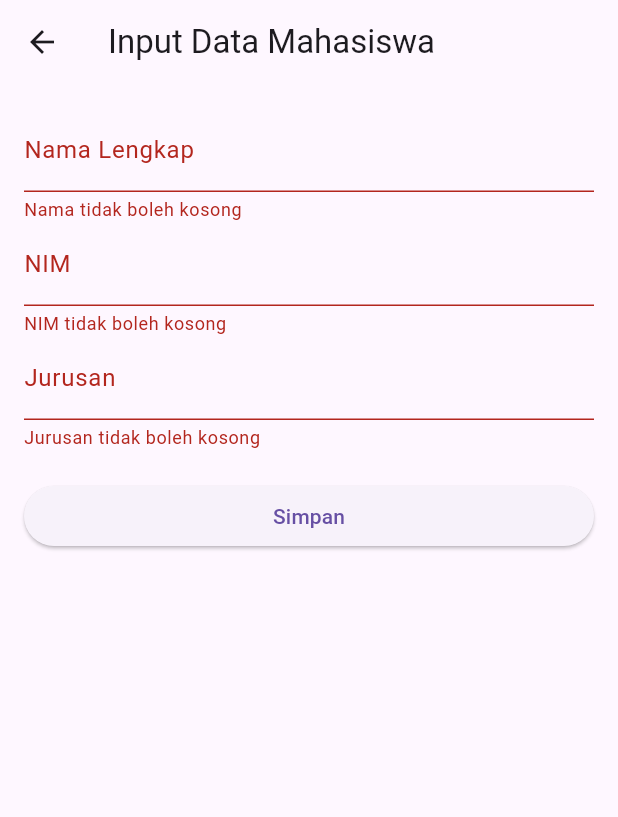
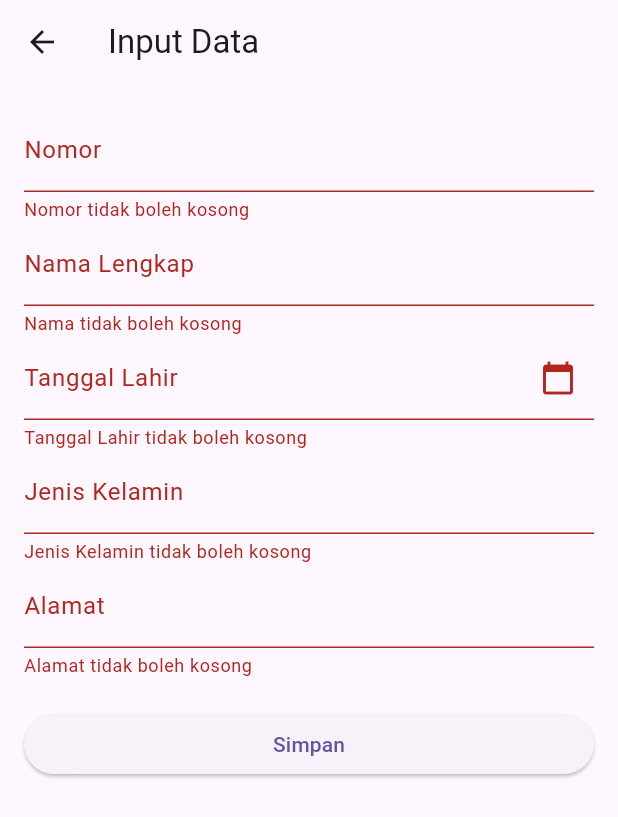
Before and after one commit to MZidannnnn/CRUD_FLUTTER, a Flutter app: the FormMahasiswaScreen screen opened by its route, after a tap on "Simpan", on a phone screen of 412 x 824 dp. Shown: the top 817 px of the screen. Run offline on Flutter 3.47's test engine with Material 3 defaults, Android fonts, the phone set to English and light mode, and no system bars.

Commit message:
done perbaikan fitur

```diff
--- a/lib/models/mahasiswa_model.dart
+++ b/lib/models/mahasiswa_model.dart
@@ -1,14 +1,18 @@
 // lib/models/mahasiswa_model.dart
 class Mahasiswa {
-  String id;
+  int nomor; // Diubah dari String ke int
   String nama;
-  String nim;
-  String jurusan;
+  String tanggalLahir;
+  String jenisKelamin;
+  String alamat;
+
 
   Mahasiswa({
-    required this.id,
+    required this.nomor,
     required this.nama,
-    required this.nim,
-    required this.jurusan,
+    required this.tanggalLahir,
+    required this.jenisKelamin,
+    required this.alamat,
+
   });
 }
--- a/lib/providers/mahasiswa_provider.dart
+++ b/lib/providers/mahasiswa_provider.dart
@@ -4,36 +4,53 @@ import '../models/mahasiswa_model.dart';
 
 class MahasiswaProvider with ChangeNotifier {
   final List<Mahasiswa> _mahasiswa = [
-    // Data awal sebagai contoh
     Mahasiswa(
-        id: '1',
-        nama: 'Talas Bogor',
-        nim: 'C0302352',
-        jurusan: 'Teknik Informatika'),
+      nomor: 202501001, // Ubah menjadi integer (tanpa tanda kutip)
+      nama: 'Budi Hartono',
+      tanggalLahir: '15 Januari 2003',
+      jenisKelamin: 'Laki-laki',
+      alamat: 'Jl. Merdeka No. 10, Jakarta',
+
+    ),
     Mahasiswa(
-        id: '2',
-        nama: 'Beni',
-        nim: 'C0309242',
-        jurusan: 'Sistem Informasi'),
+      nomor: 202501002, // Ubah menjadi integer (tanpa tanda kutip)
+      nama: 'Citra Lestari',
+      tanggalLahir: '22 Februari 2004',
+      jenisKelamin: 'Perempuan',
+      alamat: 'Jl. Pahlawan No. 5, Bandung',
+
+    ),
   ];
 
   List<Mahasiswa> get mahasiswa => _mahasiswa;
 
-  void addMahasiswa(Mahasiswa mhs) {
+  bool addMahasiswa(Mahasiswa mhs) {
+    if (_mahasiswa.any((item) => item.nomor == mhs.nomor)) {
+      return false;
+    }
     _mahasiswa.add(mhs);
-    notifyListeners(); // Memberi tahu widget yang mendengarkan bahwa ada perubahan
+    notifyListeners();
+    return true;
   }
 
-  void updateMahasiswa(Mahasiswa mhs) {
-    final index = _mahasiswa.indexWhere((item) => item.id == mhs.id);
+  // Ubah parameter oldNomor menjadi int
+  bool updateMahasiswa(int oldNomor, Mahasiswa newMhs) {
+    final index = _mahasiswa.indexWhere((item) => item.nomor == oldNomor);
     if (index != -1) {
-      _mahasiswa[index] = mhs;
+      final isNomorChanged = oldNomor != newMhs.nomor;
+      if (isNomorChanged && _mahasiswa.any((item) => item.nomor == newMhs.nomor)) {
+        return false;
+      }
+      _mahasiswa[index] = newMhs;
       notifyListeners();
+      return true;
     }
+    return false;
   }
 
-  void deleteMahasiswa(String id) {
-    _mahasiswa.removeWhere((item) => item.id == id);
+  // Ubah parameter nomor menjadi int
+  void deleteMahasiswa(int nomor) {
+    _mahasiswa.removeWhere((item) => item.nomor == nomor);
     notifyListeners();
   }
 }
--- a/lib/screens/detail_mahasiswa_screen.dart
+++ b/lib/screens/detail_mahasiswa_screen.dart
@@ -24,21 +24,43 @@ class DetailMahasiswaScreen extends StatelessWidget {
               mainAxisSize: MainAxisSize.min,
               children: [
                 ListTile(
-                  leading: const Icon(Icons.person, color: Colors.indigo),
-                  title: const Text('Nama Lengkap', style: TextStyle(fontWeight: FontWeight.bold)),
-                  subtitle: Text(mhs.nama, style: const TextStyle(fontSize: 16)),
+                  leading: const Icon(Icons.confirmation_number, color: Colors.indigo),
+                  title: const Text('Nomor',
+                      style: TextStyle(fontWeight: FontWeight.bold)),
+                  subtitle:
+                      Text(mhs.nomor.toString(), style: const TextStyle(fontSize: 16)),
                 ),
                 const Divider(),
                 ListTile(
-                  leading: const Icon(Icons.numbers, color: Colors.indigo),
-                  title: const Text('NIM', style: TextStyle(fontWeight: FontWeight.bold)),
-                  subtitle: Text(mhs.nim, style: const TextStyle(fontSize: 16)),
+                  leading: const Icon(Icons.person, color: Colors.indigo),
+                  title: const Text('Nama Lengkap',
+                      style: TextStyle(fontWeight: FontWeight.bold)),
+                  subtitle:
+                      Text(mhs.nama, style: const TextStyle(fontSize: 16)),
                 ),
                 const Divider(),
-                ListTile(
-                  leading: const Icon(Icons.school, color: Colors.indigo),
-                  title: const Text('Jurusan', style: TextStyle(fontWeight: FontWeight.bold)),
-                  subtitle: Text(mhs.jurusan, style: const TextStyle(fontSize: 16)),
+                 ListTile(
+                  leading: const Icon(Icons.calendar_today, color: Colors.indigo),
+                  title: const Text('Tanggal Lahir',
+                      style: TextStyle(fontWeight: FontWeight.bold)),
+                  subtitle:
+                      Text(mhs.tanggalLahir, style: const TextStyle(fontSize: 16)),
+                ),
+                const Divider(),
+                 ListTile(
+                  leading: const Icon(Icons.wc, color: Colors.indigo),
+                  title: const Text('Jenis Kelamin',
+                      style: TextStyle(fontWeight: FontWeight.bold)),
+                  subtitle:
+                      Text(mhs.jenisKelamin, style: const TextStyle(fontSize: 16)),
+                ),
+                const Divider(),
+                 ListTile(
+                  leading: const Icon(Icons.home, color: Colors.indigo),
+                  title: const Text('Alamat',
+                      style: TextStyle(fontWeight: FontWeight.bold)),
+                  subtitle:
+                      Text(mhs.alamat, style: const TextStyle(fontSize: 16)),
                 ),
               ],
             ),
--- a/lib/screens/form_mahasiswa_screen.dart
+++ b/lib/screens/form_mahasiswa_screen.dart
@@ -1,6 +1,7 @@
 // lib/screens/form_mahasiswa_screen.dart
 import 'package:flutter/material.dart';
 import 'package:provider/provider.dart';
+import 'package:intl/intl.dart'; // <-- 1. Import package intl
 import '../models/mahasiswa_model.dart';
 import '../providers/mahasiswa_provider.dart';
 
@@ -13,62 +14,102 @@ class FormMahasiswaScreen extends StatefulWidget {
 
 class _FormMahasiswaScreenState extends State<FormMahasiswaScreen> {
   final _formKey = GlobalKey<FormState>();
+  final _nomorController = TextEditingController();
   final _namaController = TextEditingController();
-  final _nimController = TextEditingController();
-  final _jurusanController = TextEditingController();
+  final _tanggalLahirController = TextEditingController();
+  final _jenisKelaminController = TextEditingController();
+  final _alamatController = TextEditingController();
+
 
   bool _isInit = true;
   bool _isEditing = false;
-  String? _mahasiswaId;
+  int? _originalNomor;
 
+  // ... (didChangeDependencies tetap sama)
   @override
   void didChangeDependencies() {
     if (_isInit) {
       final mhs = ModalRoute.of(context)!.settings.arguments as Mahasiswa?;
       if (mhs != null) {
         _isEditing = true;
-        _mahasiswaId = mhs.id;
+        _originalNomor = mhs.nomor;
+        _nomorController.text = mhs.nomor.toString();
         _namaController.text = mhs.nama;
-        _nimController.text = mhs.nim;
-        _jurusanController.text = mhs.jurusan;
+        _tanggalLahirController.text = mhs.tanggalLahir;
+        _jenisKelaminController.text = mhs.jenisKelamin;
+        _alamatController.text = mhs.alamat;
+
       }
     }
     _isInit = false;
     super.didChangeDependencies();
   }
 
+
+  // ... (_submitData tetap sama)
   void _submitData() {
-    if (_formKey.currentState!.validate()) {
-      final provider = Provider.of<MahasiswaProvider>(context, listen: false);
-      if (_isEditing) {
-        provider.updateMahasiswa(Mahasiswa(
-          id: _mahasiswaId!,
-          nama: _namaController.text,
-          nim: _nimController.text,
-          jurusan: _jurusanController.text,
-        ));
-      } else {
-        provider.addMahasiswa(Mahasiswa(
-          id: DateTime.now().toString(), // ID unik sederhana
-          nama: _namaController.text,
-          nim: _nimController.text,
-          jurusan: _jurusanController.text,
-        ));
-      }
-      Navigator.of(context).pop();
+    if (!_formKey.currentState!.validate()) {
+      return;
+    }
+    final provider = Provider.of<MahasiswaProvider>(context, listen: false);
+    final newData = Mahasiswa(
+      nomor: int.parse(_nomorController.text),
+      nama: _namaController.text,
+      tanggalLahir: _tanggalLahirController.text,
+      jenisKelamin: _jenisKelaminController.text,
+      alamat: _alamatController.text,
+
+    );
+    bool isSuccess = false;
+    if (_isEditing) {
+      isSuccess = provider.updateMahasiswa(_originalNomor!, newData);
+    } else {
+      isSuccess = provider.addMahasiswa(newData);
+    }
+    if (isSuccess) {
       ScaffoldMessenger.of(context).showSnackBar(
         SnackBar(
             content: Text(
                 'Data berhasil ${_isEditing ? 'diperbarui' : 'disimpan'}!')),
       );
+      Navigator.of(context).pop();
+    } else {
+      ScaffoldMessenger.of(context).showSnackBar(
+        const SnackBar(
+          content: Text('Operasi gagal! Nomor sudah ada yang menggunakan.'),
+          backgroundColor: Colors.red,
+        ),
+      );
+    }
+  }
+
+
+  // 2. Buat fungsi untuk menampilkan date picker
+  Future<void> _selectDate() async {
+    DateTime? picked = await showDatePicker(
+      context: context,
+      initialDate: DateTime.now(),
+      firstDate: DateTime(1950), // Batas tanggal paling awal
+      lastDate: DateTime.now(),  // Batas tanggal paling akhir
+      locale: const Locale('id', 'ID'), // Menggunakan format bahasa Indonesia
+    );
+
+    if (picked != null) {
+      setState(() {
+        // Format tanggal dan set ke controller
+        _tanggalLahirController.text = DateFormat('dd MMMM yyyy', 'id_ID').format(picked);
+      });
     }
   }
 
   @override
   void dispose() {
+    _nomorController.dispose();
     _namaController.dispose();
-    _nimController.dispose();
-    _jurusanController.dispose();
+    _tanggalLahirController.dispose();
+    _jenisKelaminController.dispose();
+    _alamatController.dispose();
+
     super.dispose();
   }
 
@@ -76,7 +117,7 @@ class _FormMahasiswaScreenState extends State<FormMahasiswaScreen> {
   Widget build(BuildContext context) {
     return Scaffold(
       appBar: AppBar(
-        title: Text(_isEditing ? 'Edit Data Mahasiswa' : 'Input Data Mahasiswa'),
+        title: Text(_isEditing ? 'Edit Data' : 'Input Data'),
       ),
       body: Padding(
         padding: const EdgeInsets.all(16.0),
@@ -84,24 +125,43 @@ class _FormMahasiswaScreenState extends State<FormMahasiswaScreen> {
           key: _formKey,
           child: ListView(
             children: [
-              TextFormField(
+              TextFormField( /* ... Nomor ... */
+                controller: _nomorController,
+                decoration: const InputDecoration(labelText: 'Nomor'),
+                keyboardType: TextInputType.number,
+                validator: (value) {
+                  if (value == null || value.isEmpty) return 'Nomor tidak boleh kosong';
+                  if (int.tryParse(value) == null) return 'Input harus berupa angka';
+                  return null;
+                },
+              ),
+              TextFormField( /* ... Nama ... */
                 controller: _namaController,
                 decoration: const InputDecoration(labelText: 'Nama Lengkap'),
-                validator: (value) =>
-                    value!.isEmpty ? 'Nama tidak boleh kosong' : null,
+                validator: (value) => value!.isEmpty ? 'Nama tidak boleh kosong' : null,
               ),
+
+              // 3. Ubah TextFormField Tanggal Lahir
               TextFormField(
-                controller: _nimController,
-                decoration: const InputDecoration(labelText: 'NIM'),
-                keyboardType: TextInputType.number,
-                validator: (value) =>
-                    value!.isEmpty ? 'NIM tidak boleh kosong' : null,
+                controller: _tanggalLahirController,
+                decoration: const InputDecoration(
+                  labelText: 'Tanggal Lahir',
+                  suffixIcon: Icon(Icons.calendar_today), // Tambah ikon kalender
+                ),
+                readOnly: true,  // Buat agar tidak bisa diketik manual
+                onTap: _selectDate, // Panggil fungsi _selectDate saat diklik
+                validator: (value) => value!.isEmpty ? 'Tanggal Lahir tidak boleh kosong' : null,
               ),
-              TextFormField(
-                controller: _jurusanController,
-                decoration: const InputDecoration(labelText: 'Jurusan'),
-                validator: (value) =>
-                    value!.isEmpty ? 'Jurusan tidak boleh kosong' : null,
+
+              TextFormField( /* ... Jenis Kelamin ... */
+                controller: _jenisKelaminController,
+                decoration: const InputDecoration(labelText: 'Jenis Kelamin'),
+                validator: (value) => value!.isEmpty ? 'Jenis Kelamin tidak boleh kosong' : null,
+              ),
+              TextFormField( /* ... Alamat ... */
+                controller: _alamatController,
+                decoration: const InputDecoration(labelText: 'Alamat'),
+                validator: (value) => value!.isEmpty ? 'Alamat tidak boleh kosong' : null,
               ),
               const SizedBox(height: 20),
               ElevatedButton(
--- a/lib/screens/list_mahasiswa_screen.dart
+++ b/lib/screens/list_mahasiswa_screen.dart
@@ -32,8 +32,9 @@ class ListMahasiswaScreen extends StatelessWidget {
             style: TextButton.styleFrom(foregroundColor: Colors.red),
             child: const Text('Hapus Data'),
             onPressed: () {
+              // Mengirim 'mhs.nomor' sebagai kunci unik untuk menghapus
               Provider.of<MahasiswaProvider>(context, listen: false)
-                  .deleteMahasiswa(mhs.id);
+                  .deleteMahasiswa(mhs.nomor);
               Navigator.of(ctx).pop();
               ScaffoldMessenger.of(context).showSnackBar(
                 const SnackBar(content: Text('Data berhasil dihapus!')),
@@ -69,7 +70,8 @@ class ListMahasiswaScreen extends StatelessWidget {
                 child: ListTile(
                   leading: CircleAvatar(child: Text(mhs.nama.substring(0, 1))),
                   title: Text(mhs.nama),
-                  subtitle: Text(mhs.nim),
+                  // Menampilkan 'nomor' sebagai subtitle
+                  subtitle: Text(mhs.nomor.toString()),
                   onTap: () => _showOptionsDialog(context, mhs),
                 ),
               );
--- a/pubspec.yaml
+++ b/pubspec.yaml
@@ -31,8 +31,11 @@ dependencies:
   flutter:
     sdk: flutter
     # Paket utama untuk Drift
+  flutter_localizations:
+    sdk: flutter
   drift: ^2.18.0
   provider: ^6.1.2
+  intl: ^0.19.0
   # TAMBAHKAN BARIS INI
   sqlite3: ^2.4.0
   sqlite3_flutter_libs: ^0.5.22
```
Also changed, not shown: lib/main.dart (+15 -0 lines), lib/screens/login_screen.dart (+31 -2 lines), pubspec.lock.
